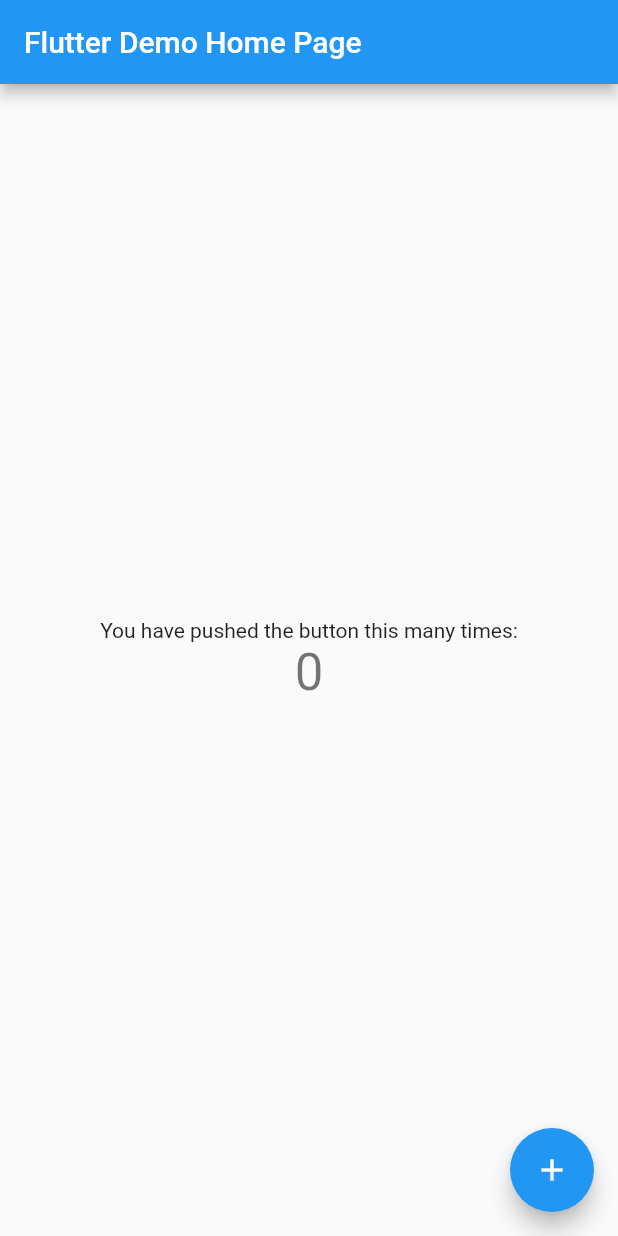
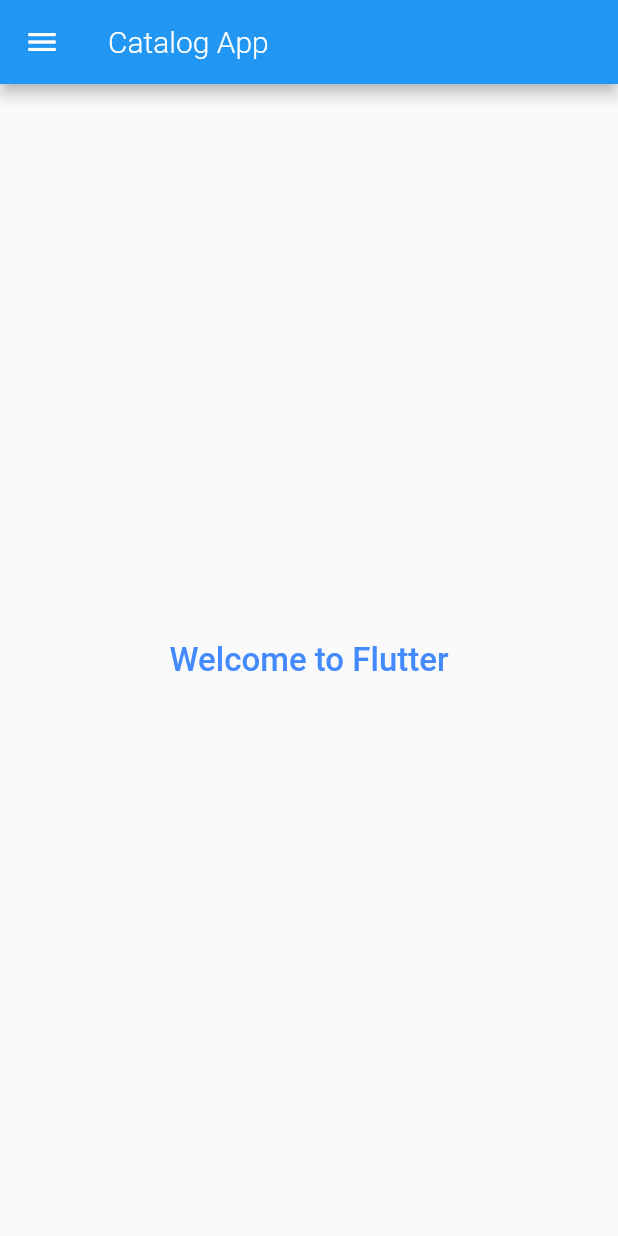
Before and after one commit to imobasshir/fuzzy-broccoli, a Flutter app: the screen it shows after launch, on a phone screen of 412 x 824 dp. Run offline on Flutter 3.47's test engine with Material 2 defaults, Android fonts, the phone set to English and light mode, and no system bars.

Commit message:
created new page

```diff
--- /dev/null
+++ b/lib/home_page.dart
@@ -0,0 +1,30 @@
+import 'package:flutter/material.dart';
+
+class HomePage extends StatelessWidget {
+  const HomePage({Key? key}) : super(key: key);
+
+  @override
+  Widget build(BuildContext context) {
+    return Scaffold(
+      appBar: AppBar(
+        title: const Text(
+          'Catalog App',
+          style: TextStyle(
+            fontWeight: FontWeight.w300,
+          ),
+        ),
+      ),
+      drawer: const Drawer(),
+      body: const Center(
+        child: Text(
+          'Welcome to Flutter',
+          style: TextStyle(
+            color: Colors.blueAccent,
+            fontSize: 22,
+            fontWeight: FontWeight.w500,
+          ),
+        ),
+      ),
+    );
+  }
+}
--- a/lib/main.dart
+++ b/lib/main.dart
@@ -1,3 +1,4 @@
+import 'package:catalog_flutter/home_page.dart';
 import 'package:flutter/material.dart';
 
 void main() {
@@ -7,109 +8,10 @@
 class MyApp extends StatelessWidget {
   const MyApp({Key? key}) : super(key: key);
 
-  // This widget is the root of your application.
   @override
   Widget build(BuildContext context) {
-    return MaterialApp(
-      title: 'Flutter Demo',
-      theme: ThemeData(
-        // This is the theme of your application.
-        //
-        // Try running your application with "flutter run". You'll see the
-        // application has a blue toolbar. Then, without quitting the app, try
-        // changing the primarySwatch below to Colors.green and then invoke
-        // "hot reload" (press "r" in the console where you ran "flutter run",
-        // or simply save your changes to "hot reload" in a Flutter IDE).
-        // Notice that the counter didn't reset back to zero; the application
-        // is not restarted.
-        primarySwatch: Colors.blue,
-      ),
-      home: const MyHomePage(title: 'Flutter Demo Home Page'),
+    return const MaterialApp(
+      home: HomePage(),
     );
   }
 }
-
-class MyHomePage extends StatefulWidget {
-  const MyHomePage({Key? key, required this.title}) : super(key: key);
-
-  // This widget is the home page of your application. It is stateful, meaning
-  // that it has a State object (defined below) that contains fields that affect
-  // how it looks.
-
-  // This class is the configuration for the state. It holds the values (in this
-  // case the title) provided by the parent (in this case the App widget) and
-  // used by the build method of the State. Fields in a Widget subclass are
-  // always marked "final".
-
-  final String title;
-
-  @override
-  State<MyHomePage> createState() => _MyHomePageState();
-}
-
-class _MyHomePageState extends State<MyHomePage> {
-  int _counter = 0;
-
-  void _incrementCounter() {
-    setState(() {
-      // This call to setState tells the Flutter framework that something has
-      // changed in this State, which causes it to rerun the build method below
-      // so that the display can reflect the updated values. If we changed
-      // _counter without calling setState(), then the build method would not be
-      // called again, and so nothing would appear to happen.
-      _counter++;
-    });
-  }
-
-  @override
-  Widget build(BuildContext context) {
-    // This method is rerun every time setState is called, for instance as done
-    // by the _incrementCounter method above.
-    //
-    // The Flutter framework has been optimized to make rerunning build methods
-    // fast, so that you can just rebuild anything that needs updating rather
-    // than having to individually change instances of widgets.
-    return Scaffold(
-      appBar: AppBar(
-        // Here we take the value from the MyHomePage object that was created by
-        // the App.build method, and use it to set our appbar title.
-        title: Text(widget.title),
-      ),
-      body: Center(
-        // Center is a layout widget. It takes a single child and positions it
-        // in the middle of the parent.
-        child: Column(
-          // Column is also a layout widget. It takes a list of children and
-          // arranges them vertically. By default, it sizes itself to fit its
-          // children horizontally, and tries to be as tall as its parent.
-          //
-          // Invoke "debug painting" (press "p" in the console, choose the
-          // "Toggle Debug Paint" action from the Flutter Inspector in Android
-          // Studio, or the "Toggle Debug Paint" command in Visual Studio Code)
-          // to see the wireframe for each widget.
-          //
-          // Column has various properties to control how it sizes itself and
-          // how it positions its children. Here we use mainAxisAlignment to
-          // center the children vertically; the main axis here is the vertical
-          // axis because Columns are vertical (the cross axis would be
-          // horizontal).
-          mainAxisAlignment: MainAxisAlignment.center,
-          children: <Widget>[
-            const Text(
-              'You have pushed the button this many times:',
-            ),
-            Text(
-              '$_counter',
-              style: Theme.of(context).textTheme.headline4,
-            ),
-          ],
-        ),
-      ),
-      floatingActionButton: FloatingActionButton(
-        onPressed: _incrementCounter,
-        tooltip: 'Increment',
-        child: const Icon(Icons.add),
-      ), // This trailing comma makes auto-formatting nicer for build methods.
-    );
-  }
-}
```
